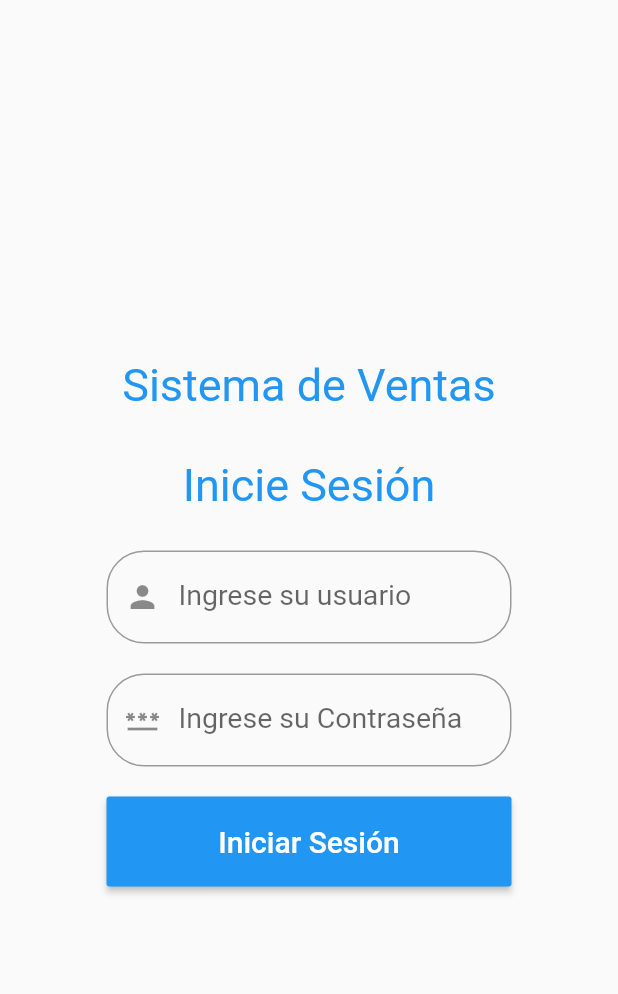
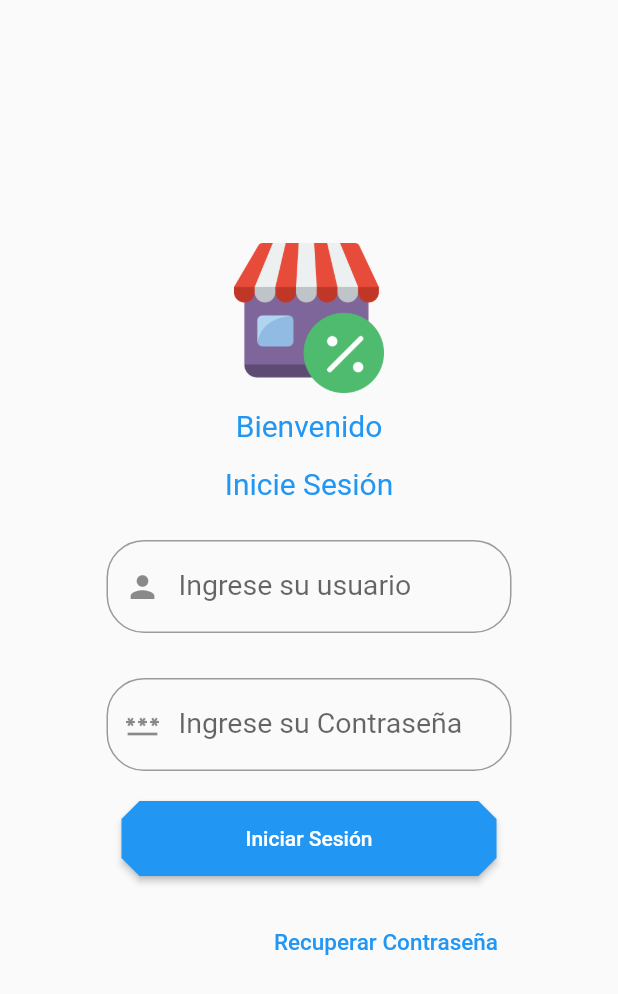
Before and after one commit to BZAMORA1998/ventasAPK, a Flutter app: the screen it shows after launch, on a phone screen of 412 x 824 dp. Shown: the top 994 px of the screen. Run offline on Flutter 3.47's test engine with Material 2 defaults, Android fonts, the phone set to English and light mode, and no system bars.

Commit message:
Se mejora pantalla de login

```diff
--- a/lib/page/home.dart
+++ b/lib/page/home.dart
@@ -7,7 +7,7 @@ class Home extends StatelessWidget {
   Widget build(BuildContext context) {
     return Scaffold(
       appBar: AppBar(
-        title: Text("Second Route"),
+        title: Text("Home")
       ),
       body: null
     );
--- a/lib/page/login.dart
+++ b/lib/page/login.dart
@@ -2,6 +2,7 @@ import 'dart:convert';
 
 import 'package:flutter/material.dart';
 import 'package:venta/services/autenticacion.dart';
+import 'package:venta/util/dialogAlert.dart';
 
 import 'home.dart';
 
@@ -31,9 +32,12 @@ class LoginForm extends StatefulWidget {
 }
 
 class LoginFormState extends State<LoginForm> {
+  Autenticacion _autenticacion = new Autenticacion();
+  DialogAlert _dialogAlert=new DialogAlert();
+
   var strUsuario = TextEditingController();
   var strPassword = TextEditingController();
-  Autenticacion _autenticacion = new Autenticacion();
+
 
   @override
   Widget build(BuildContext context) {
@@ -41,15 +45,23 @@ class LoginFormState extends State<LoginForm> {
       mainAxisAlignment: MainAxisAlignment.center,
       children: <Widget>[
           Padding(
-            padding: EdgeInsets.symmetric(horizontal: 8, vertical: 16),
-            child: Text("Sistema de Ventas",
-                style: TextStyle(fontSize: 30, color: Colors.blue))),
+            padding: EdgeInsets.symmetric(horizontal: 0, vertical: 0),
+            child: Image(
+                image: AssetImage('assets/ventas.png'),
+                width: 100,
+                height: 100,
+              )
+            ),
             Padding(
-            padding: EdgeInsets.symmetric(horizontal: 8, vertical: 16),
+                padding: EdgeInsets.symmetric(horizontal: 0, vertical: 10),
+                child: Text("Bienvenido",
+                    style: TextStyle(fontSize: 20, color: Colors.blue))),
+            Padding(
+                padding: EdgeInsets.symmetric(horizontal: 0, vertical: 6),
                 child: Text("Inicie Sesión",
-                style: TextStyle(fontSize: 30, color: Colors.blue))),
+                    style: TextStyle(fontSize: 20, color: Colors.blue))),
             Padding(
-          padding: EdgeInsets.symmetric(horizontal: 15, vertical: 10),
+              padding: EdgeInsets.symmetric(horizontal: 15, vertical: 20),
               child: TextFormField(
                 keyboardType: TextInputType.text,
                 style: TextStyle(fontSize: 19),
@@ -74,17 +86,16 @@ class LoginFormState extends State<LoginForm> {
                         borderRadius: BorderRadius.circular(25.0),
                         borderSide: BorderSide())),
                 controller: strPassword,
+                  obscureText: true
               ),
             ),
             Padding(
               padding: EdgeInsets.symmetric(horizontal: 15, vertical: 10),
-          child: MaterialButton(
-            minWidth: 300,
-            height: 60,
-            color: Colors.blue,
-            child: Text("Iniciar Sesión",
-                style: TextStyle(fontSize: 20, color: Colors.white)),
-            onPressed: () async {
+              child: SizedBox(
+                    width: 250.0,
+                    height: 50.0,
+                    child: ElevatedButton(
+                          onPressed: ()  async {
                           var json = await this
                               ._autenticacion
                               .postAutenticacion(strUsuario.text, strPassword.text);
@@ -95,39 +106,32 @@ class LoginFormState extends State<LoginForm> {
                               MaterialPageRoute(builder: (context) => Home()),
                             );
                           } else {
-                _showMyDialog(data['message']);
+                            _dialogAlert.showAlertDialog(context,data['message']);
                           }
                           },
+                          child: Text('Iniciar Sesión'),
+                          style: ElevatedButton.styleFrom(
+                            shape: BeveledRectangleBorder(
+                                borderRadius: BorderRadius.circular(12)
                             ),
                           ),
+                        ),
+              )
+            ),Padding(
+                  padding: EdgeInsets.symmetric(horizontal: 16,vertical: 10),
+                  child:Align(
+                            alignment: Alignment.topRight,
+                            child: TextButton(
+                                  onPressed: () {  },
+                                  child: Text("Recuperar Contraseña",
+                                              textAlign: TextAlign.end,
+                                              style: TextStyle(fontSize: 15)
+                                          )
+                                )
+                            )
+            )
+
       ],
     );
   }
-
-  Future<void> _showMyDialog(String strMessage) async {
-    return showDialog<void>(
-      context: context,
-      barrierDismissible: false, // user must tap button!
-      builder: (BuildContext context) {
-        return AlertDialog(
-          title: const Text('Alerta'),
-          content: SingleChildScrollView(
-            child: ListBody(
-              children: <Widget>[
-                Text(strMessage),
-              ],
-            ),
-          ),
-          actions: <Widget>[
-            TextButton(
-              child: const Text('cerrar'),
-              onPressed: () {
-                Navigator.of(context).pop();
-              },
-            ),
-          ],
-        );
-      },
-    );
 }
-}
```
Also changed, not shown: lib/util/dialogAlert.dart (+27 -35 lines), pubspec.yaml (+4 -6 lines), assets/ventas.png (added), assets/ventas.svg (deleted), pubspec.lock, 5 other files. Lines whose indentation alone changed are shown as unchanged.
